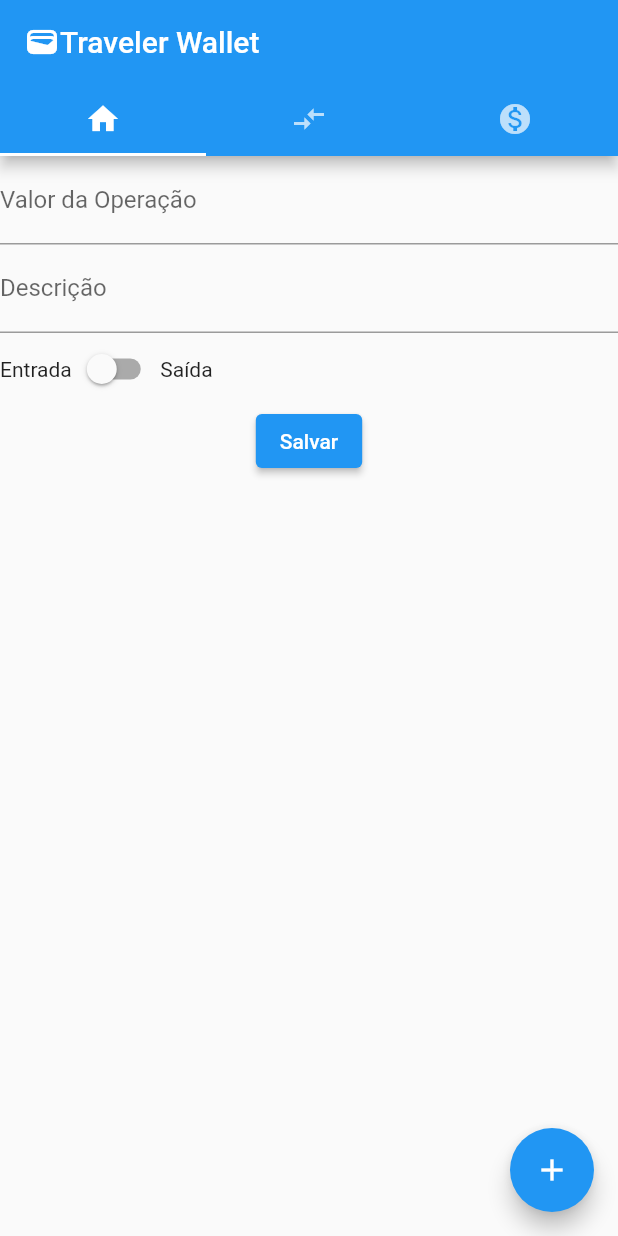
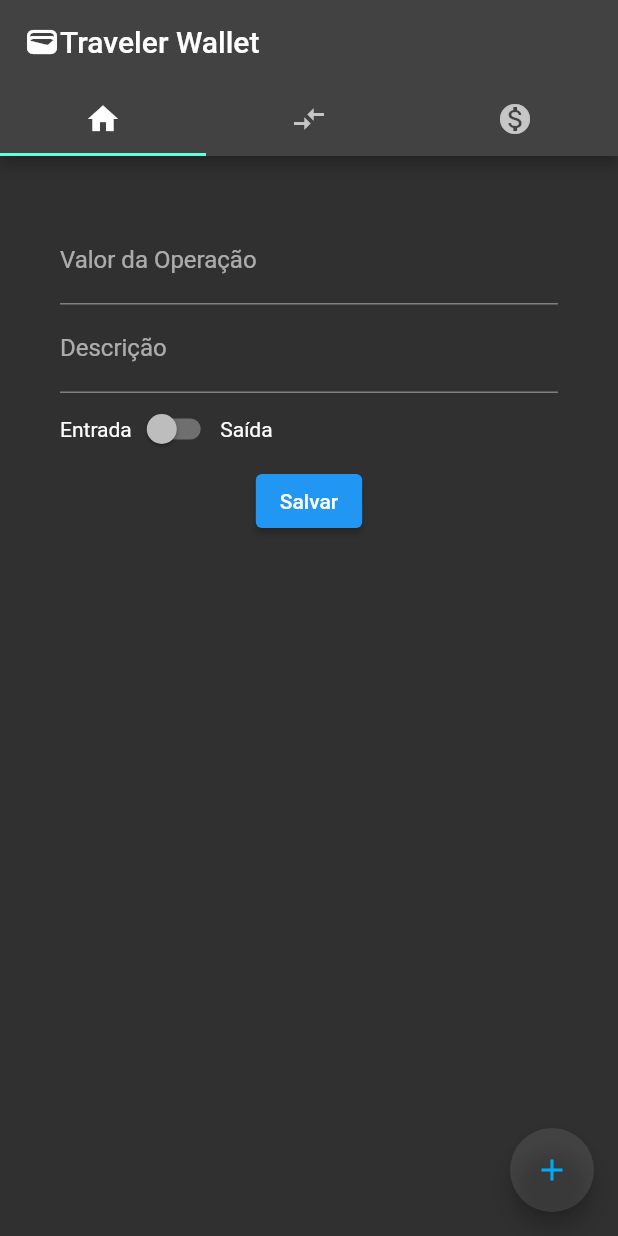
Before and after one commit to FischerRobson/traveler-wallet, a Flutter app: the screen it shows after launch, on a phone screen of 412 x 824 dp. Run offline on Flutter 3.47's test engine with Material 2 defaults, Android fonts, the phone set to English and light mode, and no system bars.

Commit message:
operations screen and operations container component implemented

```diff
--- a/lib/main.dart
+++ b/lib/main.dart
@@ -1,4 +1,7 @@
 import 'package:flutter/material.dart';
+import 'package:flutter_example/screens/home.dart';
+import 'package:flutter_example/screens/operations.dart';
+import 'package:flutter_example/screens/prices.dart';
 
 void main() {
   runApp(const MyApp());
@@ -11,9 +14,7 @@ class MyApp extends StatelessWidget {
   Widget build(BuildContext context) {
     return MaterialApp(
       title: 'Flutter Demo',
-      theme: ThemeData(
-        primarySwatch: Colors.blue,
-      ),
+      theme: ThemeData.dark(),
       home: const DefaultTabController(
         length: 3,
         child:  MyHomePage(title: "Traveler Wallet"),
@@ -32,22 +33,6 @@ class MyHomePage extends StatefulWidget {
 }
 
 class _MyHomePageState extends State<MyHomePage> {
-  final GlobalKey<FormState> _formKey = GlobalKey<FormState>();
-  int _counter = 0;
-
-  bool _isEntry = false;
-
-  void _incrementCounter() {
-    setState(() {
-      _counter++;
-    });
-  }
-
-  void handleIsEntry(bool inValue) {
-    setState(() {
-      _isEntry = inValue;
-    });
-  }
 
   @override
   Widget build(BuildContext context) {
@@ -64,61 +49,16 @@ class _MyHomePageState extends State<MyHomePage> {
           Tab(icon: Icon(Icons.monetization_on))
         ]),
       ),
-      body: Center(
-        child:  Form(
-          key: _formKey,
-          child: Column(
-            children: [
-              TextFormField(
-                keyboardType: const TextInputType.numberWithOptions(decimal: true),
-                validator: (String? inValue ) {
-                  if (inValue != null) {
-                    if (double.parse(inValue) <= 0.0) {
-                      return "Valor inválido!";
-                    }
-                  }
-                  return null;
-                },
-                decoration: const InputDecoration(
-                  hintText: "00.0",
-                  labelText: "Valor da Operação",
-                ),
-              ),
-              TextFormField(
-                keyboardType: TextInputType.multiline,
-                validator: (String? inValue) {
-                  if (inValue != null) {
-                    if(inValue.length < 3) {
-                      return "Adicione uma descrição mais detalhada!";
-                    }
-                  }
-                  return null;
-                },
-                decoration: const InputDecoration(
-                  hintText: "Conta de luz",
-                  labelText: "Descrição",
-                ),
-              ),
-              Row(children: [
-                const Text("Entrada"),
-                Switch(value: _isEntry, onChanged: (bool inValue) {
-                  handleIsEntry(inValue);
-                }),
-                const Text("Saída"),
-              ]),
-              ElevatedButton(onPressed: () {
-                if (_formKey.currentState!.validate()) {
-                  _formKey.currentState!.save();
-                }
-              }, child: const Text("Salvar"))
-            ],
-          ),
-        )
-      ),
+      body: TabBarView(children: [
+        HomeScreen(),
+        OperationsScreen(),
+        PricesScreen(),
+      ]),
       floatingActionButton: FloatingActionButton(
-        onPressed: _incrementCounter,
-        tooltip: 'Increment',
-        child: const Icon(Icons.add),
+        onPressed: () {  },
+        hoverColor: Colors.white,
+        backgroundColor: Colors.white10,
+        child: const Icon(Icons.add, color: Colors.lightBlue,),
       ),
     );
   }
--- /dev/null
+++ b/lib/screens/home.dart
@@ -0,0 +1,78 @@
+import 'package:flutter/cupertino.dart';
+import 'package:flutter/material.dart';
+
+class HomeScreen extends StatefulWidget {
+  const HomeScreen({super.key});
+
+  @override
+  State<HomeScreen> createState() => _HomeScreenState();
+}
+
+class _HomeScreenState extends State<HomeScreen> {
+  final GlobalKey<FormState> _formKey = GlobalKey<FormState>();
+
+  bool _isEntry = false;
+
+  void handleIsEntry(bool inValue) {
+    setState(() {
+      _isEntry = inValue;
+    });
+  }
+
+  @override
+  Widget build(BuildContext context) {
+    return Container(
+      padding: const EdgeInsets.all(40),
+      child: Form(
+        key: _formKey,
+        child: Column(
+          children: [
+            TextFormField(
+              keyboardType: const TextInputType.numberWithOptions(
+                  decimal: true),
+              validator: (String? inValue) {
+                if (inValue != null) {
+                  if (double.parse(inValue) <= 0.0) {
+                    return "Valor inválido!";
+                  }
+                }
+                return null;
+              },
+              decoration: const InputDecoration(
+                hintText: "00.0",
+                labelText: "Valor da Operação",
+              ),
+            ),
+            TextFormField(
+              keyboardType: TextInputType.multiline,
+              validator: (String? inValue) {
+                if (inValue != null) {
+                  if (inValue.length < 3) {
+                    return "Adicione uma descrição mais detalhada!";
+                  }
+                }
+                return null;
+              },
+              decoration: const InputDecoration(
+                hintText: "Conta de luz",
+                labelText: "Descrição",
+              ),
+            ),
+            Row(children: [
+              const Text("Entrada"),
+              Switch(value: _isEntry, onChanged: (bool inValue) {
+                handleIsEntry(inValue);
+              }),
+              const Text("Saída"),
+            ]),
+            ElevatedButton(onPressed: () {
+              if (_formKey.currentState!.validate()) {
+                _formKey.currentState!.save();
+              }
+            }, child: const Text("Salvar"))
+          ],
+        ),
+      ),
+    );
+  }
+}
```
Also changed, not shown: lib/components/operation_container.dart (added, +43 -0 lines), lib/screens/operations.dart (added, +34 -0 lines), lib/screens/prices.dart (added, +22 -0 lines), pubspec.lock, 1 other file.
